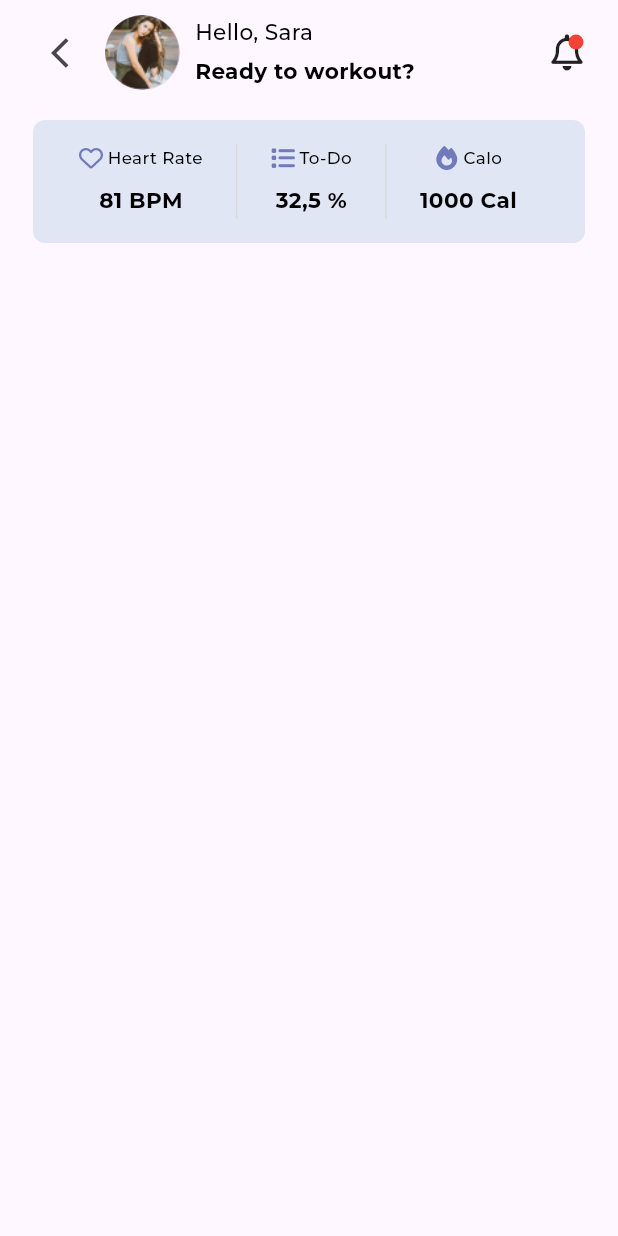
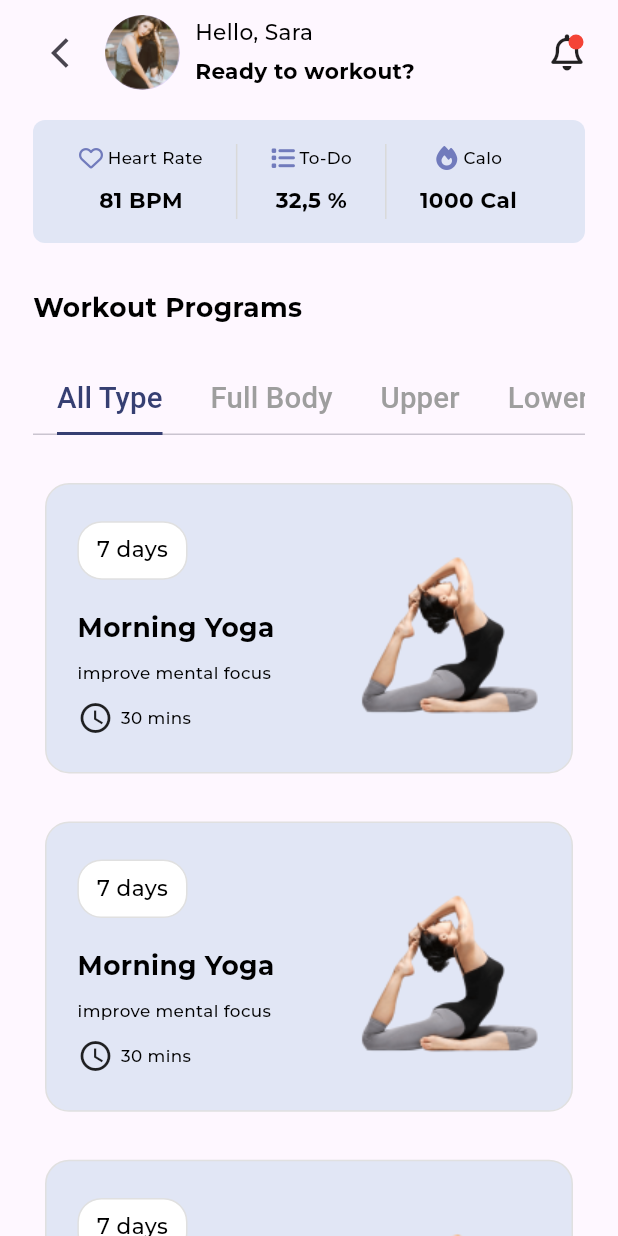
Before and after one commit to ElDaly15/MoodyUiApp, a Flutter app: the YogaView screen opened directly, on a phone screen of 412 x 824 dp. Run offline on Flutter 3.47's test engine with Material 3 defaults, Android fonts, the light colour scheme and no system bars; our stand-ins replace device_preview, dots_indicator, font_awesome_flutter, get, sliding_clipped_nav_bar; project files that could hold a hidden picture were left out.

Commit message:
Add Yoga Exercise Section and Custom Widgets
This commit introduces a new section for yoga exercises in the app, along with several custom widgets to support the presentation and functionality of this section. The new features include a custom container for displaying yoga exercise details, a section header, an exercise item widget, a list view for exercises, a widget for displaying a 7-day challenge, and a comprehensive yoga exercise section with tabbed navigation for different types of exercises.

The `CustomYogaExercisesContainer` widget is designed to encapsulate the details of each yoga exercise, including the title, description, duration, and a 7-day challenge widget. The `CustomExerciseSectionHeaderForYoga` provides a header for the exercise section, and the `CustomYogaExerciseItem` combines the container with an image to display each exercise item. The `ExerciseListView` is a scrollable list that generates multiple instances of the exercise item widget for demonstration purposes.

The `SevenDaysWiget` is a simple widget that displays a 7-day challenge badge, styled with a border and background color. The `YogaExerciseSection` is the main widget that integrates all these components, providing a tabbed interface for users to navigate between different types of exercises (All Type, Full Body, Upper, Lower). This section uses a `TabController` to manage the tabs and their corresponding views, each displaying a list of exercises.

Lastly, the `YogaViewBody` widget is updated to include the new yoga exercise section below the status section, providing a comprehensive view of the yoga-related features in the app.

```diff
--- /dev/null
+++ b/lib/featuers/yoga_view/presentation/views/widgets/custom_container_for_exercise_yoga.dart
@@ -0,0 +1,68 @@
+import 'package:flutter/material.dart';
+import 'package:moody/core/utils/style.dart';
+import 'package:moody/featuers/yoga_view/presentation/views/widgets/serven_days_widget.dart';
+
+class CustomYogaExercisesContainer extends StatelessWidget {
+  const CustomYogaExercisesContainer({super.key});
+
+  @override
+  Widget build(BuildContext context) {
+    var width = MediaQuery.of(context).size.width;
+    return Container(
+      width: width * 0.9,
+      padding: EdgeInsets.only(
+          top: width * 0.035,
+          bottom: width * 0.02,
+          left: width * 0.05,
+          right: width * 0.06),
+      decoration: BoxDecoration(
+        color: const Color.fromARGB(255, 225, 230, 245),
+        borderRadius: BorderRadius.circular(16),
+        border: Border.all(color: Colors.grey.shade300),
+      ),
+      child: Column(
+        crossAxisAlignment: CrossAxisAlignment.start,
+        children: [
+          const SizedBox(
+            height: 10,
+          ),
+          Column(
+            crossAxisAlignment: CrossAxisAlignment.start,
+            children: [
+              const SevenDaysWiget(),
+              const SizedBox(
+                height: 19,
+              ),
+              Text(
+                'Morning Yoga',
+                style: Style.font22Bold(context),
+              ),
+              const SizedBox(
+                height: 10,
+              ),
+              Text(
+                'improve mental focus',
+                style: Style.font14Medium(context),
+              ),
+              const SizedBox(
+                height: 10,
+              ),
+              Row(
+                children: [
+                  const Icon(Icons.watch_later_outlined),
+                  const SizedBox(
+                    width: 5,
+                  ),
+                  Text(
+                    '30 mins',
+                    style: Style.font14Medium(context),
+                  ),
+                ],
+              ),
+            ],
+          )
+        ],
+      ),
+    );
+  }
+}
--- /dev/null
+++ b/lib/featuers/yoga_view/presentation/views/widgets/custom_exercise_section_header.dart
@@ -0,0 +1,15 @@
+import 'package:flutter/material.dart';
+
+import '../../../../../core/utils/style.dart';
+
+class CustomExerciseSectionHeaderForYoga extends StatelessWidget {
+  const CustomExerciseSectionHeaderForYoga({super.key});
+
+  @override
+  Widget build(BuildContext context) {
+    return Text(
+      'Workout Programs',
+      style: Style.font22Bold(context),
+    );
+  }
+}
--- /dev/null
+++ b/lib/featuers/yoga_view/presentation/views/widgets/custom_yoga_exercise_item.dart
@@ -0,0 +1,24 @@
+import 'package:flutter/material.dart';
+import 'package:moody/core/utils/imageAssets.dart';
+import 'package:moody/featuers/yoga_view/presentation/views/widgets/custom_container_for_exercise_yoga.dart';
+
+class CustomYogaExerciseItem extends StatelessWidget {
+  const CustomYogaExerciseItem({super.key});
+
+  @override
+  Widget build(BuildContext context) {
+    var width = MediaQuery.of(context).size.width;
+    return AspectRatio(
+      aspectRatio: 2 / 1.1,
+      child: Stack(
+        children: [
+          const CustomYogaExercisesContainer(),
+          Positioned(
+              right: width * 0.05,
+              bottom: width * 0.08,
+              child: Image.asset(Assets.imagesYoga)),
+        ],
+      ),
+    );
+  }
+}
--- /dev/null
+++ b/lib/featuers/yoga_view/presentation/views/widgets/exercise_list_view.dart
@@ -0,0 +1,20 @@
+import 'package:flutter/material.dart';
+import 'package:moody/featuers/yoga_view/presentation/views/widgets/custom_yoga_exercise_item.dart';
+
+class ExerciseListView extends StatelessWidget {
+  const ExerciseListView({super.key});
+
+  @override
+  Widget build(BuildContext context) {
+    return SingleChildScrollView(
+      child: Column(
+        children: List.generate(32, (index) {
+          return const Padding(
+            padding: EdgeInsets.symmetric(vertical: 16, horizontal: 8),
+            child: CustomYogaExerciseItem(),
+          );
+        }).toList(),
+      ),
+    );
+  }
+}
--- /dev/null
+++ b/lib/featuers/yoga_view/presentation/views/widgets/serven_days_widget.dart
@@ -0,0 +1,21 @@
+import 'package:flutter/material.dart';
+import 'package:moody/core/utils/style.dart';
+
+class SevenDaysWiget extends StatelessWidget {
+  const SevenDaysWiget({super.key});
+
+  @override
+  Widget build(BuildContext context) {
+    return Container(
+      padding: const EdgeInsets.only(right: 12, left: 12, top: 8, bottom: 8),
+      decoration: BoxDecoration(
+          color: Colors.white,
+          borderRadius: BorderRadius.circular(16),
+          border: Border.all(color: Colors.grey.shade300)),
+      child: Text(
+        '7 days',
+        style: Style.font18Medium(context),
+      ),
+    );
+  }
+}
--- /dev/null
+++ b/lib/featuers/yoga_view/presentation/views/widgets/yoga_exercise_section.dart
@@ -0,0 +1,76 @@
+import 'package:flutter/material.dart';
+
+import 'package:moody/featuers/yoga_view/presentation/views/widgets/custom_exercise_section_header.dart';
+import 'package:moody/featuers/yoga_view/presentation/views/widgets/exercise_list_view.dart';
+
+class YogaExerciseSection extends StatefulWidget {
+  const YogaExerciseSection({super.key});
+
+  @override
+  State<YogaExerciseSection> createState() => _YogaExerciseSectionState();
+}
+
+class _YogaExerciseSectionState extends State<YogaExerciseSection>
+    with SingleTickerProviderStateMixin {
+  late TabController _tabController;
+
+  @override
+  void initState() {
+    _tabController = TabController(length: 4, vsync: this);
+    super.initState();
+  }
+
+  @override
+  Widget build(BuildContext context) {
+    return Column(
+      crossAxisAlignment: CrossAxisAlignment.start,
+      children: [
+        const CustomExerciseSectionHeaderForYoga(),
+        const SizedBox(height: 25),
+        Row(
+          crossAxisAlignment: CrossAxisAlignment.start,
+          children: [
+            Expanded(
+              child: TabBar(
+                tabAlignment: TabAlignment.start,
+                textScaler: const TextScaler.linear(1.4),
+                controller: _tabController,
+                labelColor: const Color(0xff363F72),
+                unselectedLabelColor: Colors.grey,
+                indicator: const UnderlineTabIndicator(
+                  borderSide: BorderSide(
+                    color: Color(0xff363F72),
+                    width: 2.0,
+                  ),
+                ),
+                isScrollable: true,
+                tabs: const [
+                  Tab(text: "All Type"),
+                  Tab(text: "Full Body"),
+                  Tab(text: "Upper"),
+                  Tab(text: "Lower"),
+                ],
+              ),
+            ),
+          ],
+        ),
+        const SizedBox(height: 16), // Adjust spacing if needed
+
+        SingleChildScrollView(
+          child: SizedBox(
+            height: 600,
+            child: TabBarView(
+              controller: _tabController,
+              children: const [
+                ExerciseListView(), // Use a new widget instead of SliverListToExerciseItem
+                ExerciseListView(),
+                ExerciseListView(),
+                ExerciseListView(),
+              ],
+            ),
+          ),
+        )
+      ],
+    );
+  }
+}
--- a/lib/featuers/yoga_view/presentation/views/widgets/yoga_view_body.dart
+++ b/lib/featuers/yoga_view/presentation/views/widgets/yoga_view_body.dart
@@ -1,7 +1,9 @@
 import 'package:flutter/material.dart';
+
 import 'package:moody/featuers/yoga_view/presentation/views/widgets/status_section.dart';
 
 import 'package:moody/featuers/yoga_view/presentation/views/widgets/yoga_app_bar.dart';
+import 'package:moody/featuers/yoga_view/presentation/views/widgets/yoga_exercise_section.dart';
 
 class YogaViewBody extends StatelessWidget {
   const YogaViewBody({super.key});
@@ -28,6 +30,12 @@ class YogaViewBody extends StatelessWidget {
             ),
           ),
           SliverToBoxAdapter(child: StatusSection()),
+          SliverToBoxAdapter(
+            child: SizedBox(
+              height: 30,
+            ),
+          ),
+          SliverToBoxAdapter(child: YogaExerciseSection()),
         ],
       ),
     );
```
